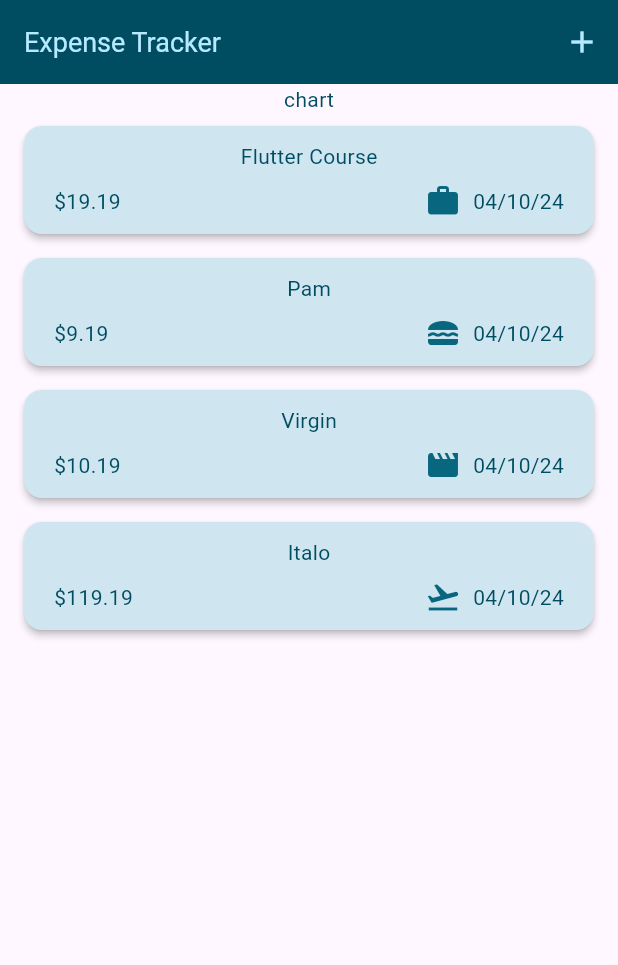
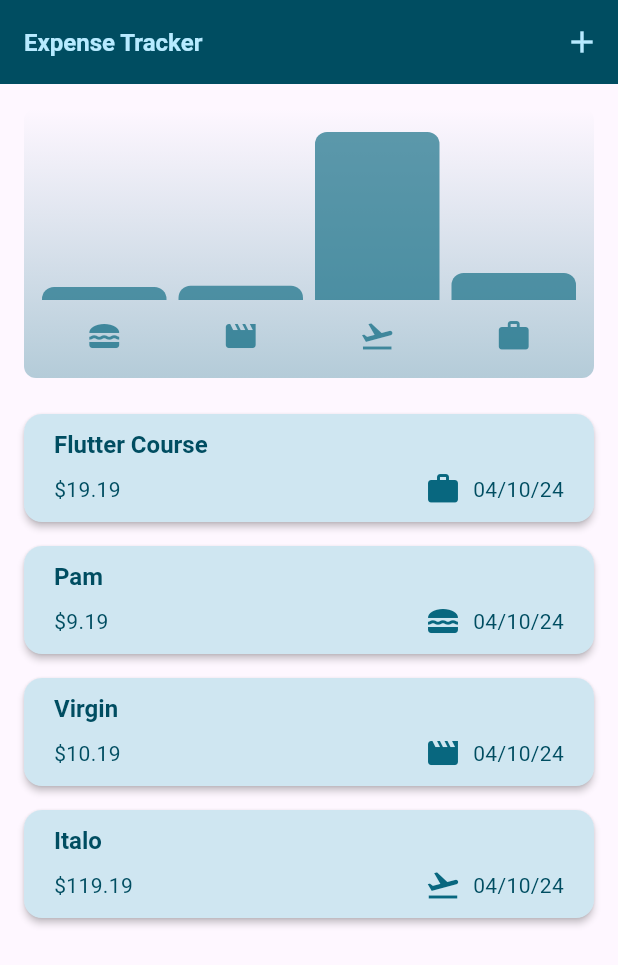
Before and after one commit to Adriatik-Berdufi/expenses, a Flutter app: the screen it shows after launch, on a phone screen of 412 x 824 dp. Shown: the top 965 px of the screen. Run offline on Flutter 3.47's test engine with Material 3 defaults, Android fonts, the phone set to English and light mode, and no system bars.

Commit message:
add chart

```diff
--- a/lib/main.dart
+++ b/lib/main.dart
@@ -3,10 +3,43 @@ import 'package:expenses/widgets/expenses.dart';
 
 var kColorScheme =
     ColorScheme.fromSeed(seedColor: const Color.fromARGB(255, 0, 208, 255));
-
+var darkColor = ColorScheme.fromSeed(
+    seedColor: const Color.fromARGB(255, 0, 1, 50),
+    brightness: Brightness.dark);
 void main() {
   runApp(
     MaterialApp(
+      darkTheme: ThemeData.dark().copyWith(
+        colorScheme: darkColor,
+        cardTheme: CardTheme(
+          color: darkColor.secondaryContainer,
+          margin: const EdgeInsets.symmetric(horizontal: 16, vertical: 8),
+          shadowColor: Colors.white,
+          elevation: 1,
+        ),
+        iconTheme: IconThemeData(
+          color: darkColor.primary,
+        ),
+        textTheme: TextTheme(
+          titleLarge: TextStyle(
+            fontWeight: FontWeight.bold,
+            color: darkColor.onPrimaryContainer,
+            fontSize: 16,
+          ),
+          bodyLarge: TextStyle(color: darkColor.onPrimaryContainer),
+          bodyMedium: TextStyle(color: darkColor.onPrimaryContainer),
+          headlineLarge: TextStyle(color: darkColor.primary),
+        ),
+        elevatedButtonTheme: ElevatedButtonThemeData(
+          style: ElevatedButton.styleFrom(
+              backgroundColor: darkColor.primaryContainer,
+              shadowColor: Colors.white,
+              elevation: 1,
+              textStyle: const TextStyle(
+                fontSize: 16,
+              )),
+        ),
+      ),
       theme: ThemeData().copyWith(
         colorScheme: kColorScheme,
         iconTheme: IconThemeData(
@@ -14,9 +47,9 @@ void main() {
         ),
         textTheme: TextTheme(
           titleLarge: TextStyle(
-            fontWeight: FontWeight.normal,
+            fontWeight: FontWeight.bold,
             color: kColorScheme.onPrimaryContainer,
-            fontSize: 18,
+            fontSize: 16,
           ),
           bodyLarge: TextStyle(color: kColorScheme.onPrimaryContainer),
           bodyMedium: TextStyle(color: kColorScheme.onPrimaryContainer),
@@ -41,6 +74,7 @@ void main() {
               )),
         ),
       ),
+      themeMode: ThemeMode.system,
       home: const Expenses(),
     ),
   );
--- a/lib/models/expense.dart
+++ b/lib/models/expense.dart
@@ -31,3 +31,24 @@ class Expense {
     return formatter.format(date);
   }
 }
+
+class ExpenseBucket {
+  const ExpenseBucket({
+    required this.category,
+    required this.expenses,
+  });
+  ExpenseBucket.forCategory(List<Expense> allExpenses, this.category)
+      : expenses = allExpenses
+            .where((expense) => expense.category == category)
+            .toList();
+  final Category category;
+  final List<Expense> expenses;
+
+  double get totalExpenses {
+    double sum = 0;
+    for (final expense in expenses) {
+      sum += expense.amount;
+    }
+    return sum;
+  }
+}
--- /dev/null
+++ b/lib/widgets/chart/chart.dart
@@ -0,0 +1,95 @@
+import 'package:flutter/material.dart';
+
+import 'package:expenses/widgets/chart/chart_bar.dart';
+import 'package:expenses/models/expense.dart';
+
+class Chart extends StatelessWidget {
+  const Chart({super.key, required this.expenses});
+
+  final List<Expense> expenses;
+
+  List<ExpenseBucket> get buckets {
+    return [
+      ExpenseBucket.forCategory(expenses, Category.food),
+      ExpenseBucket.forCategory(expenses, Category.leisure),
+      ExpenseBucket.forCategory(expenses, Category.travel),
+      ExpenseBucket.forCategory(expenses, Category.work),
+    ];
+  }
+
+  double get maxTotalExpense {
+    double maxTotalExpense = 0;
+
+    for (final bucket in buckets) {
+      if (bucket.totalExpenses > maxTotalExpense) {
+        maxTotalExpense = bucket.totalExpenses;
+      }
+    }
+
+    return maxTotalExpense;
+  }
+
+  @override
+  Widget build(BuildContext context) {
+    final isDarkMode =
+        MediaQuery.of(context).platformBrightness == Brightness.dark;
+    return Container(
+      margin: const EdgeInsets.all(16),
+      padding: const EdgeInsets.symmetric(
+        vertical: 16,
+        horizontal: 8,
+      ),
+      width: double.infinity,
+      height: 180,
+      decoration: BoxDecoration(
+        borderRadius: BorderRadius.circular(8),
+        gradient: LinearGradient(
+          colors: [
+            Theme.of(context).colorScheme.primary.withOpacity(0.3),
+            Theme.of(context).colorScheme.primary.withOpacity(0.0)
+          ],
+          begin: Alignment.bottomCenter,
+          end: Alignment.topCenter,
+        ),
+      ),
+      child: Column(
+        children: [
+          Expanded(
+            child: Row(
+              crossAxisAlignment: CrossAxisAlignment.end,
+              children: [
+                for (final bucket in buckets) // alternative to map()
+                  ChartBar(
+                    fill: bucket.totalExpenses == 0
+                        ? 0
+                        : bucket.totalExpenses / maxTotalExpense,
+                  )
+              ],
+            ),
+          ),
+          const SizedBox(height: 12),
+          Row(
+            children: buckets
+                .map(
+                  (bucket) => Expanded(
+                    child: Padding(
+                      padding: const EdgeInsets.symmetric(horizontal: 4),
+                      child: Icon(
+                        categoryIcons[bucket.category],
+                        color: isDarkMode
+                            ? Theme.of(context).colorScheme.secondary
+                            : Theme.of(context)
+                                .colorScheme
+                                .primary
+                                .withOpacity(0.7),
+                      ),
+                    ),
+                  ),
+                )
+                .toList(),
+          )
+        ],
+      ),
+    );
+  }
+}
--- /dev/null
+++ b/lib/widgets/chart/chart_bar.dart
@@ -0,0 +1,34 @@
+import 'package:flutter/material.dart';
+
+class ChartBar extends StatelessWidget {
+  const ChartBar({
+    super.key,
+    required this.fill,
+  });
+
+  final double fill;
+
+  @override
+  Widget build(BuildContext context) {
+    final isDarkMode =
+        MediaQuery.of(context).platformBrightness == Brightness.dark;
+    return Expanded(
+      child: Padding(
+        padding: const EdgeInsets.symmetric(horizontal: 4),
+        child: FractionallySizedBox(
+          heightFactor: fill,
+          child: DecoratedBox(
+            decoration: BoxDecoration(
+              shape: BoxShape.rectangle,
+              borderRadius:
+                  const BorderRadius.vertical(top: Radius.circular(8)),
+              color: isDarkMode
+                  ? Theme.of(context).colorScheme.secondary
+                  : Theme.of(context).colorScheme.primary.withOpacity(0.65),
+            ),
+          ),
+        ),
+      ),
+    );
+  }
+}
--- a/lib/widgets/expenses.dart
+++ b/lib/widgets/expenses.dart
@@ -1,3 +1,4 @@
+import 'package:expenses/widgets/chart/chart.dart';
 import 'package:expenses/widgets/expenses_list/expenses_list.dart';
 import 'package:expenses/models/expense.dart';
 import 'package:expenses/widgets/new_expense.dart';
@@ -102,7 +103,10 @@ class _ExpensesState extends State<Expenses> {
         ],
       ),
       body: Column(
-        children: [const Text('chart'), Expanded(child: mainContent)],
+        children: [
+          Chart(expenses: _registerExpenses),
+          Expanded(child: mainContent)
+        ],
       ),
     );
   }
--- a/lib/widgets/expenses_list/expense_item.dart
+++ b/lib/widgets/expenses_list/expense_item.dart
@@ -14,8 +14,12 @@ class ExpenseItem extends StatelessWidget {
           vertical: 10,
         ),
         child: Column(
+          crossAxisAlignment: CrossAxisAlignment.start,
           children: [
-            Text(expense.title),
+            Text(
+              expense.title,
+              style: Theme.of(context).textTheme.titleLarge,
+            ),
             const SizedBox(height: 8),
             Row(
               children: [
--- a/lib/widgets/expenses_list/expenses_list.dart
+++ b/lib/widgets/expenses_list/expenses_list.dart
@@ -17,6 +17,12 @@ class ExpensesList extends StatelessWidget {
         key: ValueKey(
           expenses[index],
         ),
+        background: Container(
+          color: Theme.of(context).colorScheme.error.withOpacity(0.75),
+          margin: EdgeInsets.symmetric(
+            horizontal: Theme.of(context).cardTheme.margin!.horizontal,
+          ),
+        ),
         onDismissed: (direction) {
           onRemoveExpense(expenses[index]);
         },
```
